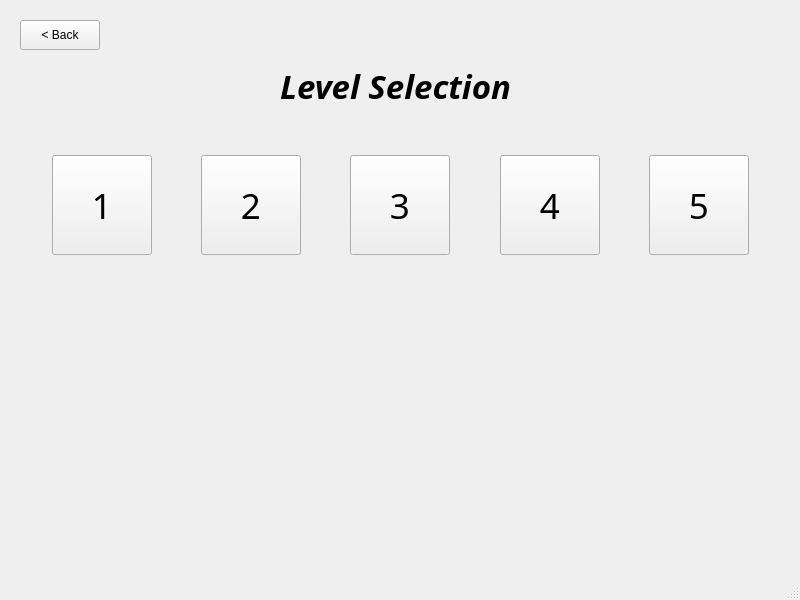
The window that mainwindow.ui (UofU-CS3505/cs3505-CodeQuest) describes before a commit, drawn with Qt 5.
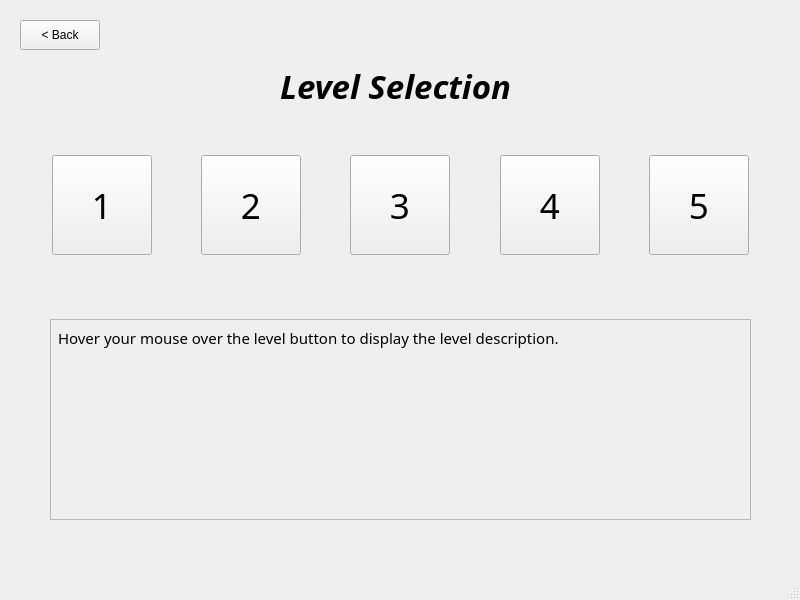
The same window after the commit. The open tabs and pages were chosen to show the change. Custom widgets are drawn as their Qt base class.

Commit message: Added an area to the level selection screen where hovering the mouse over a level button displays the level description.

Patch:
```diff
--- a/mainwindow.ui
+++ b/mainwindow.ui
@@ -544,6 +544,44 @@
        </item>
       </layout>
      </widget>
+     <widget class="QFrame" name="levelDescriptionFrame">
+      <property name="geometry">
+       <rect>
+        <x>50</x>
+        <y>319</y>
+        <width>701</width>
+        <height>201</height>
+       </rect>
+      </property>
+      <property name="frameShape">
+       <enum>QFrame::Shape::StyledPanel</enum>
+      </property>
+      <property name="frameShadow">
+       <enum>QFrame::Shadow::Raised</enum>
+      </property>
+      <widget class="QLabel" name="levelDescriptionLabel">
+       <property name="geometry">
+        <rect>
+         <x>8</x>
+         <y>8</y>
+         <width>681</width>
+         <height>181</height>
+        </rect>
+       </property>
+       <property name="font">
+        <font>
+         <family>MV Boli</family>
+         <pointsize>11</pointsize>
+        </font>
+       </property>
+       <property name="text">
+        <string>Hover your mouse over the level button to display the level description.</string>
+       </property>
+       <property name="alignment">
+        <set>Qt::AlignmentFlag::AlignLeading|Qt::AlignmentFlag::AlignLeft|Qt::AlignmentFlag::AlignTop</set>
+       </property>
+      </widget>
+     </widget>
     </widget>
     <widget class="QWidget" name="codePage">
      <widget class="Workspace" name="workspaceWidget" native="true">
```
Left out of the diff: 4 changed lines with no effect on the pictures. The commit also changes 2 other files.
